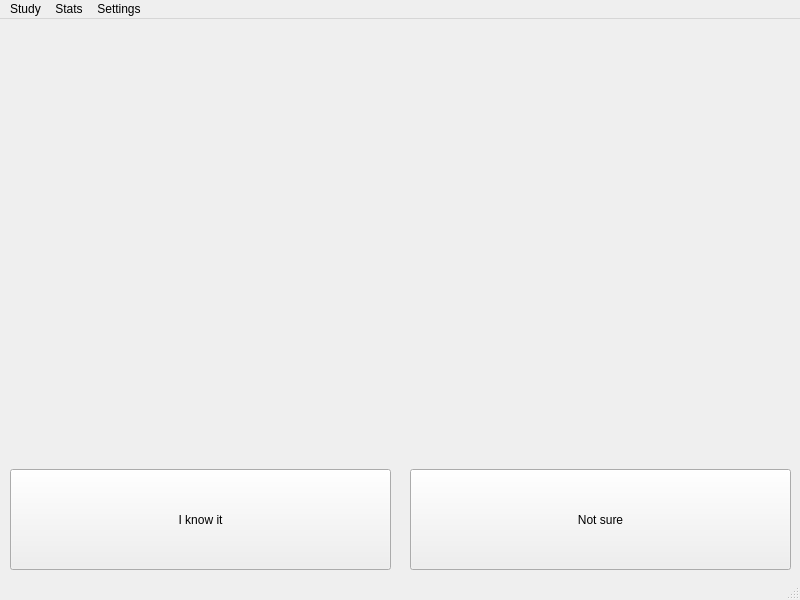
Old version of the form tagalog-flashcards-qt/flashcardwindow.ui in the repository EthanCortez/tagalog-flashcard.
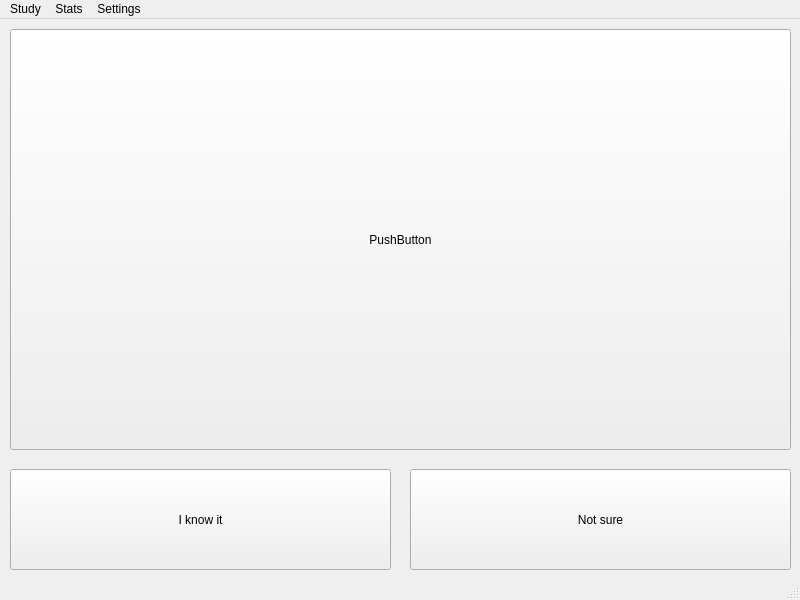
New version of the form.

Commit message: Added flashcard button that will flip between the question and answer

```diff
--- a/tagalog-flashcards-qt/flashcardwindow.ui
+++ b/tagalog-flashcards-qt/flashcardwindow.ui
@@ -40,6 +40,19 @@
      <string>Not sure</string>
     </property>
    </widget>
+   <widget class="QPushButton" name="flashcardButton">
+    <property name="geometry">
+     <rect>
+      <x>10</x>
+      <y>10</y>
+      <width>781</width>
+      <height>421</height>
+     </rect>
+    </property>
+    <property name="text">
+     <string>PushButton</string>
+    </property>
+   </widget>
   </widget>
   <widget class="QMenuBar" name="menubar">
    <property name="geometry">
```
Left out of the diff: 2 changed lines with no effect on the pictures. The commit also changes 2 other files.
